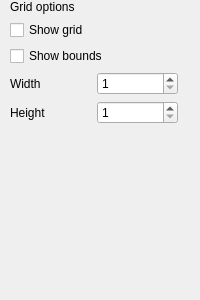
Old version of the form ui/GridOptions.ui in the repository Fefedu973/OpenRGBVisualMapPlugin.
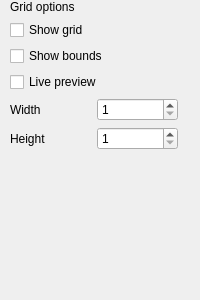
New version of the form.

Commit message: Add live-preview checkbox. Close #17

The edit to the form file:
```diff
--- a/ui/GridOptions.ui
+++ b/ui/GridOptions.ui
@@ -23,13 +23,6 @@
     </rect>
    </property>
    <layout class="QGridLayout" name="gridLayout">
-    <item row="0" column="0">
-     <widget class="QLabel" name="label">
-      <property name="text">
-       <string>Grid options</string>
-      </property>
-     </widget>
-    </item>
     <item row="1" column="0">
      <widget class="QCheckBox" name="grid_checkBox">
       <property name="text">
@@ -44,55 +37,7 @@
       </property>
      </widget>
     </item>
-    <item row="3" column="0">
-     <layout class="QGridLayout" name="gridLayout_2">
-      <item row="0" column="0">
-       <widget class="QLabel" name="width">
-        <property name="text">
-         <string>Width</string>
-        </property>
-       </widget>
-      </item>
-      <item row="0" column="1">
-       <widget class="QSpinBox" name="w_spinBox">
-        <property name="minimum">
-         <number>1</number>
-        </property>
-        <property name="maximum">
-         <number>1024</number>
-        </property>
-        <property name="singleStep">
-         <number>1</number>
-        </property>
-       </widget>
-      </item>
-     </layout>
-    </item>
-    <item row="4" column="0">
-     <layout class="QGridLayout" name="gridLayout_3">
-      <item row="0" column="0">
-       <widget class="QLabel" name="height">
-        <property name="text">
-         <string>Height</string>
-        </property>
-       </widget>
-      </item>
-      <item row="0" column="1">
-       <widget class="QSpinBox" name="h_spinBox">
-        <property name="minimum">
-         <number>1</number>
-        </property>
-        <property name="maximum">
-         <number>1024</number>
-        </property>
-        <property name="singleStep">
-         <number>1</number>
-        </property>
-       </widget>
-      </item>
-     </layout>
-    </item>
-    <item row="5" column="0">
+    <item row="6" column="0">
      <spacer name="verticalSpacer">
       <property name="orientation">
        <enum>Qt::Vertical</enum>
@@ -105,6 +50,68 @@
       </property>
      </spacer>
     </item>
+    <item row="4" column="0">
+     <layout class="QGridLayout" name="gridLayout_2">
+      <item row="0" column="0">
+       <widget class="QLabel" name="width">
+        <property name="text">
+         <string>Width</string>
+        </property>
+       </widget>
+      </item>
+      <item row="0" column="1">
+       <widget class="QSpinBox" name="w_spinBox">
+        <property name="minimum">
+         <number>1</number>
+        </property>
+        <property name="maximum">
+         <number>1024</number>
+        </property>
+        <property name="singleStep">
+         <number>1</number>
+        </property>
+       </widget>
+      </item>
+     </layout>
+    </item>
+    <item row="0" column="0">
+     <widget class="QLabel" name="label">
+      <property name="text">
+       <string>Grid options</string>
+      </property>
+     </widget>
+    </item>
+    <item row="5" column="0">
+     <layout class="QGridLayout" name="gridLayout_3">
+      <item row="0" column="0">
+       <widget class="QLabel" name="height">
+        <property name="text">
+         <string>Height</string>
+        </property>
+       </widget>
+      </item>
+      <item row="0" column="1">
+       <widget class="QSpinBox" name="h_spinBox">
+        <property name="minimum">
+         <number>1</number>
+        </property>
+        <property name="maximum">
+         <number>1024</number>
+        </property>
+        <property name="singleStep">
+         <number>1</number>
+        </property>
+       </widget>
+      </item>
+     </layout>
+    </item>
+    <item row="3" column="0">
+     <widget class="QCheckBox" name="live_preview_checkBox">
+      <property name="text">
+       <string>Live preview</string>
+      </property>
+     </widget>
+    </item>
    </layout>
   </widget>
  </widget>
```
The commit also changes 6 other files.
